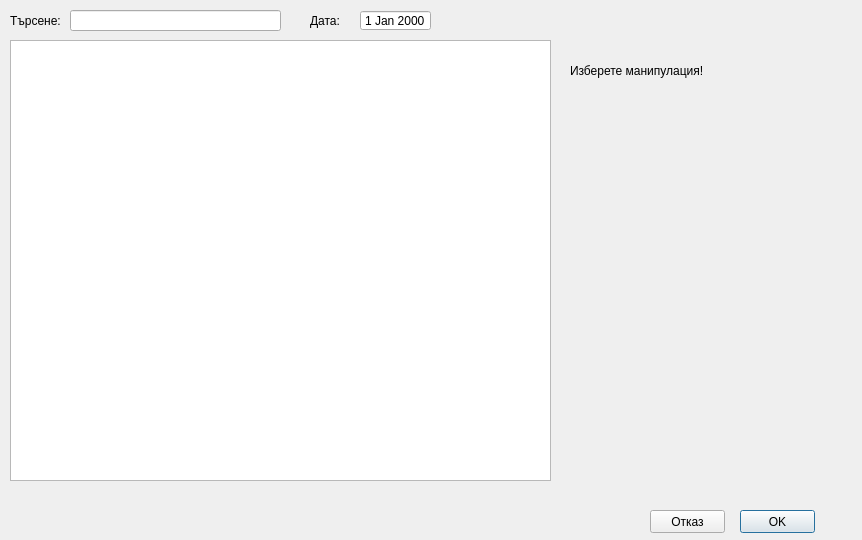
The window that src/View/ProcedureDialog/ProcedureDialog.ui (thefinalcutbg/DinoDent) describes before a commit, drawn with Qt 5.
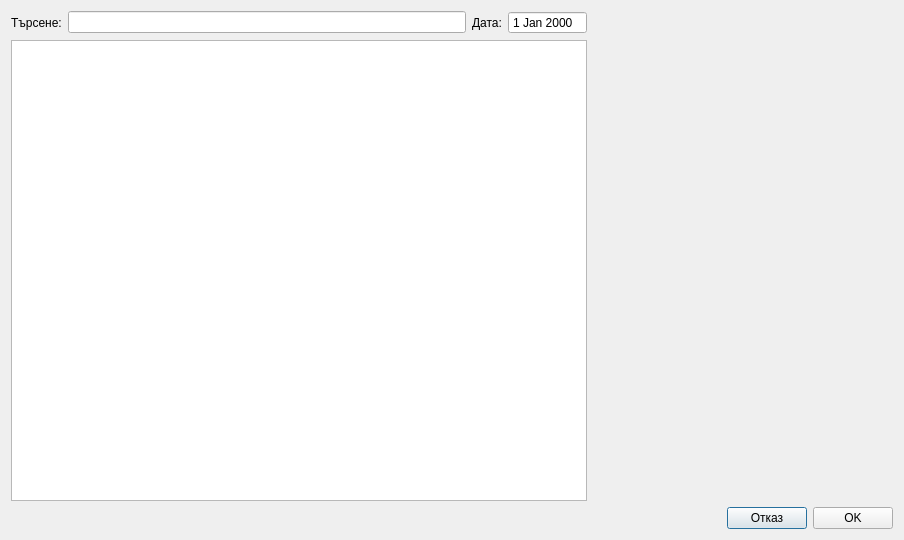
The same window after the commit. The open tabs and pages were chosen to show the change. Custom widgets are drawn as their Qt base class.

Commit message: Monthly report exceeded timelimit check. Saving a file opens the directory in explorer. Procedure dialog layout adjustments.

```diff
--- a/src/View/ProcedureDialog/ProcedureDialog.ui
+++ b/src/View/ProcedureDialog/ProcedureDialog.ui
@@ -6,7 +6,7 @@
    <rect>
     <x>0</x>
     <y>0</y>
-    <width>862</width>
+    <width>904</width>
     <height>540</height>
    </rect>
   </property>
@@ -18,195 +18,224 @@
   </property>
   <property name="maximumSize">
    <size>
-    <width>862</width>
-    <height>540</height>
+    <width>9999</width>
+    <height>9999</height>
    </size>
   </property>
   <property name="windowTitle">
    <string>ProcedureDialog</string>
   </property>
-  <widget class="QTableView" name="tableView">
-   <property name="geometry">
-    <rect>
-     <x>10</x>
-     <y>40</y>
-     <width>541</width>
-     <height>441</height>
-    </rect>
-   </property>
-  </widget>
-  <widget class="QPushButton" name="okButton">
-   <property name="geometry">
-    <rect>
-     <x>740</x>
-     <y>510</y>
-     <width>75</width>
-     <height>23</height>
-    </rect>
-   </property>
-   <property name="text">
-    <string>OK</string>
-   </property>
-  </widget>
-  <widget class="QPushButton" name="cancelButton">
-   <property name="geometry">
-    <rect>
-     <x>650</x>
-     <y>510</y>
-     <width>75</width>
-     <height>23</height>
-    </rect>
-   </property>
-   <property name="text">
-    <string>Отказ</string>
-   </property>
-  </widget>
-  <widget class="QLabel" name="noTeethLabel">
-   <property name="enabled">
-    <bool>true</bool>
-   </property>
-   <property name="geometry">
-    <rect>
-     <x>570</x>
-     <y>50</y>
-     <width>241</width>
-     <height>41</height>
-    </rect>
-   </property>
-   <property name="text">
-    <string>Изберете манипулация!</string>
-   </property>
-   <property name="wordWrap">
-    <bool>true</bool>
-   </property>
-  </widget>
-  <widget class="QLabel" name="label">
-   <property name="geometry">
-    <rect>
-     <x>10</x>
-     <y>10</y>
-     <width>61</width>
-     <height>21</height>
-    </rect>
-   </property>
-   <property name="text">
-    <string>Търсене:</string>
-   </property>
-  </widget>
-  <widget class="QLineEdit" name="searchEdit">
-   <property name="geometry">
-    <rect>
-     <x>70</x>
-     <y>10</y>
-     <width>211</width>
-     <height>21</height>
-    </rect>
-   </property>
-  </widget>
-  <widget class="QLabel" name="selectedTeethLabel">
-   <property name="geometry">
-    <rect>
-     <x>10</x>
-     <y>480</y>
-     <width>541</width>
-     <height>41</height>
-    </rect>
-   </property>
-   <property name="text">
-    <string/>
-   </property>
-   <property name="wordWrap">
-    <bool>true</bool>
-   </property>
-  </widget>
-  <widget class="CommonFields" name="commonFields" native="true">
-   <property name="geometry">
-    <rect>
-     <x>560</x>
-     <y>40</y>
-     <width>291</width>
-     <height>211</height>
-    </rect>
-   </property>
-  </widget>
-  <widget class="QStackedWidget" name="stackedWidget">
-   <property name="geometry">
-    <rect>
-     <x>560</x>
-     <y>260</y>
-     <width>291</width>
-     <height>191</height>
-    </rect>
-   </property>
-   <property name="currentIndex">
-    <number>2</number>
-   </property>
-   <widget class="QWidget" name="empty"/>
-   <widget class="ObturationView" name="obturWidget"/>
-   <widget class="CrownView" name="crownWidget"/>
-   <widget class="ImplantView" name="implantWidget"/>
-   <widget class="FiberSplintView" name="fiberWidget"/>
-  </widget>
-  <widget class="QLabel" name="errorLabel">
-   <property name="geometry">
-    <rect>
-     <x>570</x>
-     <y>460</y>
-     <width>281</width>
-     <height>16</height>
-    </rect>
-   </property>
-   <property name="text">
-    <string/>
-   </property>
-  </widget>
-  <widget class="QLabel" name="label_2">
-   <property name="geometry">
-    <rect>
-     <x>310</x>
-     <y>10</y>
-     <width>41</width>
-     <height>21</height>
-    </rect>
-   </property>
-   <property name="text">
-    <string>Дата:</string>
-   </property>
-  </widget>
-  <widget class="DateEdit" name="dateEdit">
-   <property name="geometry">
-    <rect>
-     <x>360</x>
-     <y>10</y>
-     <width>71</width>
-     <height>21</height>
-    </rect>
-   </property>
-   <property name="wrapping">
-    <bool>false</bool>
-   </property>
-   <property name="frame">
-    <bool>true</bool>
-   </property>
-   <property name="buttonSymbols">
-    <enum>QAbstractSpinBox::NoButtons</enum>
-   </property>
-   <property name="currentSectionIndex">
-    <number>0</number>
-   </property>
-  </widget>
-  <zorder>noTeethLabel</zorder>
-  <zorder>tableView</zorder>
-  <zorder>okButton</zorder>
-  <zorder>cancelButton</zorder>
-  <zorder>label</zorder>
-  <zorder>searchEdit</zorder>
-  <zorder>selectedTeethLabel</zorder>
-  <zorder>commonFields</zorder>
-  <zorder>stackedWidget</zorder>
-  <zorder>errorLabel</zorder>
-  <zorder>label_2</zorder>
-  <zorder>dateEdit</zorder>
+  <layout class="QVBoxLayout" name="verticalLayout_3">
+   <item>
+    <layout class="QHBoxLayout" name="horizontalLayout_3">
+     <item>
+      <layout class="QVBoxLayout" name="verticalLayout_2">
+       <item>
+        <layout class="QHBoxLayout" name="horizontalLayout">
+         <item>
+          <widget class="QLabel" name="label">
+           <property name="text">
+            <string>Търсене:</string>
+           </property>
+          </widget>
+         </item>
+         <item>
+          <widget class="QLineEdit" name="searchEdit"/>
+         </item>
+         <item>
+          <widget class="QLabel" name="label_2">
+           <property name="text">
+            <string>Дата:</string>
+           </property>
+          </widget>
+         </item>
+         <item>
+          <widget class="DateEdit" name="dateEdit">
+           <property name="wrapping">
+            <bool>false</bool>
+           </property>
+           <property name="frame">
+            <bool>true</bool>
+           </property>
+           <property name="buttonSymbols">
+            <enum>QAbstractSpinBox::NoButtons</enum>
+           </property>
+           <property name="currentSectionIndex">
+            <number>0</number>
+           </property>
+          </widget>
+         </item>
+        </layout>
+       </item>
+       <item>
+        <widget class="QTableView" name="tableView"/>
+       </item>
+      </layout>
+     </item>
+     <item>
+      <layout class="QHBoxLayout" name="horizontalLayout_2">
+       <item>
+        <layout class="QVBoxLayout" name="verticalLayout">
+         <item>
+          <spacer name="horizontalSpacer_2">
+           <property name="orientation">
+            <enum>Qt::Horizontal</enum>
+           </property>
+           <property name="sizeType">
+            <enum>QSizePolicy::Preferred</enum>
+           </property>
+           <property name="sizeHint" stdset="0">
+            <size>
+             <width>13</width>
+             <height>20</height>
+            </size>
+           </property>
+          </spacer>
+         </item>
+         <item>
+          <widget class="QLabel" name="errorLabel">
+           <property name="sizePolicy">
+            <sizepolicy hsizetype="Fixed" vsizetype="Preferred">
+             <horstretch>0</horstretch>
+             <verstretch>0</verstretch>
+            </sizepolicy>
+           </property>
+           <property name="minimumSize">
+            <size>
+             <width>300</width>
+             <height>0</height>
+            </size>
+           </property>
+           <property name="text">
+            <string/>
+           </property>
+          </widget>
+         </item>
+         <item>
+          <widget class="CommonFields" name="commonFields" native="true">
+           <property name="sizePolicy">
+            <sizepolicy hsizetype="Fixed" vsizetype="Preferred">
+             <horstretch>0</horstretch>
+             <verstretch>0</verstretch>
+            </sizepolicy>
+           </property>
+           <property name="minimumSize">
+            <size>
+             <width>300</width>
+             <height>0</height>
+            </size>
+           </property>
+          </widget>
+         </item>
+         <item>
+          <widget class="QStackedWidget" name="stackedWidget">
+           <property name="enabled">
+            <bool>true</bool>
+           </property>
+           <property name="sizePolicy">
+            <sizepolicy hsizetype="Fixed" vsizetype="Preferred">
+             <horstretch>0</horstretch>
+             <verstretch>0</verstretch>
+            </sizepolicy>
+           </property>
+           <property name="minimumSize">
+            <size>
+             <width>300</width>
+             <height>0</height>
+            </size>
+           </property>
+           <property name="currentIndex">
+            <number>4</number>
+           </property>
+           <widget class="QWidget" name="empty"/>
+           <widget class="ObturationView" name="obturWidget"/>
+           <widget class="CrownView" name="crownWidget"/>
+           <widget class="ImplantView" name="implantWidget"/>
+           <widget class="FiberSplintView" name="fiberWidget"/>
+          </widget>
+         </item>
+         <item>
+          <spacer name="verticalSpacer">
+           <property name="orientation">
+            <enum>Qt::Vertical</enum>
+           </property>
+           <property name="sizeHint" stdset="0">
+            <size>
+             <width>20</width>
+             <height>40</height>
+            </size>
+           </property>
+          </spacer>
+         </item>
+        </layout>
+       </item>
+      </layout>
+     </item>
+    </layout>
+   </item>
+   <item>
+    <layout class="QHBoxLayout" name="horizontalLayout_4">
+     <item>
+      <widget class="QLabel" name="statusLabel">
+       <property name="sizePolicy">
+        <sizepolicy hsizetype="Preferred" vsizetype="Preferred">
+         <horstretch>0</horstretch>
+         <verstretch>0</verstretch>
+        </sizepolicy>
+       </property>
+       <property name="text">
+        <string/>
+       </property>
+       <property name="wordWrap">
+        <bool>true</bool>
+       </property>
+      </widget>
+     </item>
+     <item>
+      <spacer name="horizontalSpacer">
+       <property name="orientation">
+        <enum>Qt::Horizontal</enum>
+       </property>
+       <property name="sizeType">
+        <enum>QSizePolicy::Expanding</enum>
+       </property>
+       <property name="sizeHint" stdset="0">
+        <size>
+         <width>13</width>
+         <height>20</height>
+        </size>
+       </property>
+      </spacer>
+     </item>
+     <item>
+      <widget class="QPushButton" name="cancelButton">
+       <property name="sizePolicy">
+        <sizepolicy hsizetype="Preferred" vsizetype="Preferred">
+         <horstretch>0</horstretch>
+         <verstretch>0</verstretch>
+        </sizepolicy>
+       </property>
+       <property name="text">
+        <string>Отказ</string>
+       </property>
+      </widget>
+     </item>
+     <item>
+      <widget class="QPushButton" name="okButton">
+       <property name="sizePolicy">
+        <sizepolicy hsizetype="Preferred" vsizetype="Preferred">
+         <horstretch>0</horstretch>
+         <verstretch>0</verstretch>
+        </sizepolicy>
+       </property>
+       <property name="text">
+        <string>OK</string>
+       </property>
+      </widget>
+     </item>
+    </layout>
+   </item>
+  </layout>
  </widget>
  <layoutdefault spacing="6" margin="11"/>
  <customwidgets>
```
The commit also changes 14 other files.
